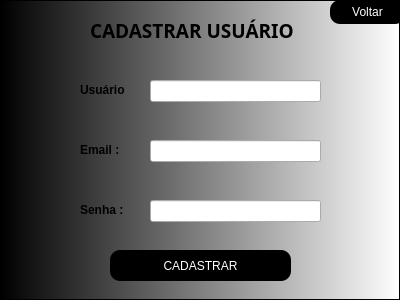
PabloCarnauba/Spoti-Ninho-V2, file Designs/CadastrarUser.ui: the form before one commit.
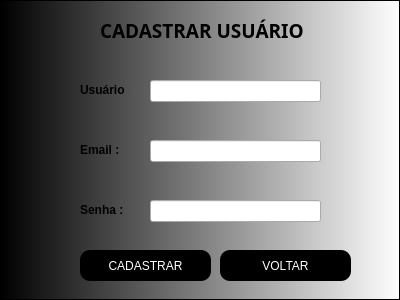
The form after the commit.

```diff
--- a/Designs/CadastrarUser.ui
+++ b/Designs/CadastrarUser.ui
@@ -31,7 +31,7 @@
   <widget class="QLabel" name="rotuloMenuInicial">
    <property name="geometry">
     <rect>
-     <x>90</x>
+     <x>100</x>
      <y>10</y>
      <width>261</width>
      <height>41</height>
@@ -135,9 +135,9 @@
    </property>
    <property name="geometry">
     <rect>
-     <x>110</x>
+     <x>80</x>
      <y>250</y>
-     <width>181</width>
+     <width>131</width>
      <height>31</height>
     </rect>
    </property>
@@ -160,10 +160,10 @@
   <widget class="QPushButton" name="backButton_2">
    <property name="geometry">
     <rect>
-     <x>330</x>
-     <y>0</y>
-     <width>75</width>
-     <height>24</height>
+     <x>220</x>
+     <y>250</y>
+     <width>131</width>
+     <height>31</height>
     </rect>
    </property>
    <property name="whatsThis">
@@ -173,7 +173,7 @@
     <string notr="true">color: white</string>
    </property>
    <property name="text">
-    <string>Voltar</string>
+    <string>VOLTAR</string>
    </property>
   </widget>
   <widget class="QFrame" name="frame">
```
Left out of the diff: 4 changed lines with no effect on the pictures.
